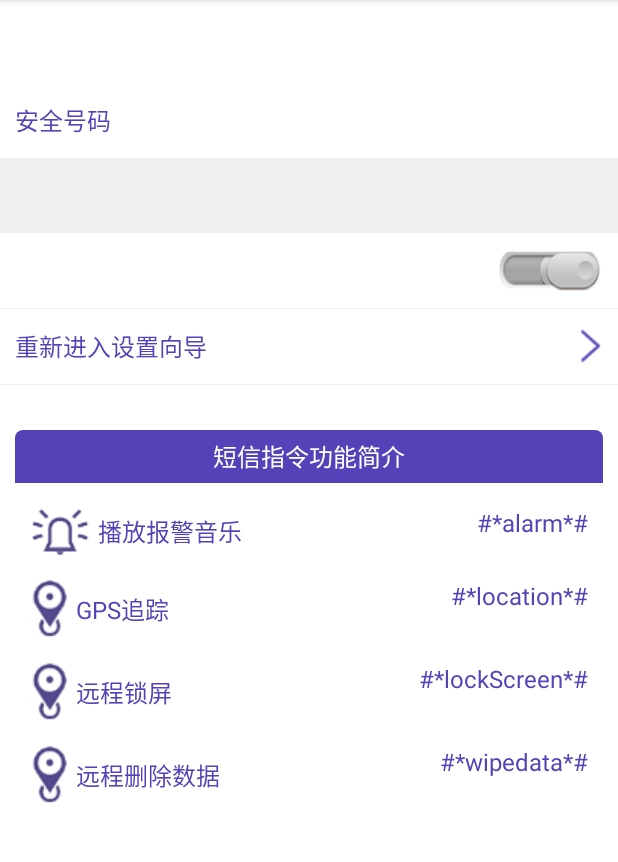
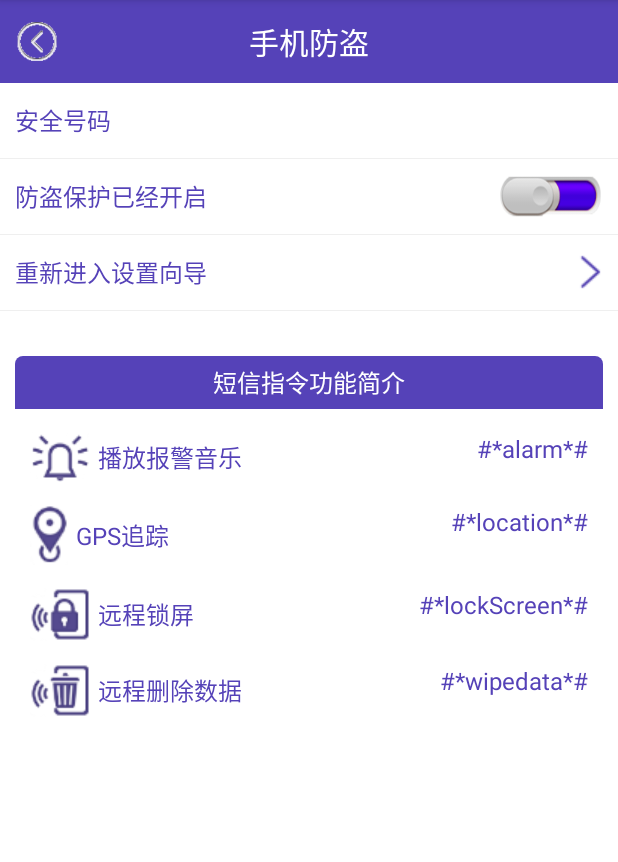
Before and after one commit to yangzi6666/MobileGuard, an Android app: the LostFindActivity screen opened directly, with no data from a screen before it, on a phone screen of 412 x 824 dp, the part 84-946 px from its top. Run offline under Robolectric (Android 15) with nearby library versions, the phone set to English and light mode, and no system bars; 1 statement that could not run was skipped.

Commit message:
手机防盗界面完善

```diff
--- a/app/src/main/java/cn/edu/gdmec/android/mobileguard/m2theftguard/LostFindActivity.java
+++ b/app/src/main/java/cn/edu/gdmec/android/mobileguard/m2theftguard/LostFindActivity.java
@@ -1,28 +1,89 @@
 package cn.edu.gdmec.android.mobileguard.m2theftguard;
 
 import android.content.Intent;
+import android.content.SharedPreferences;
 import android.os.Bundle;
 import android.support.v7.app.AppCompatActivity;
+import android.view.View;
+import android.widget.CompoundButton;
+import android.widget.ImageView;
+import android.widget.RelativeLayout;
+import android.widget.TextView;
+import android.widget.ToggleButton;
 
 import cn.edu.gdmec.android.mobileguard.R;
 
 /**
  * Created by Administrator on 2017/10/19.
  */
-
-public class LostFindActivity extends AppCompatActivity {
-    protected void onCreate(Bundle saveInstanceState){
-        super.onCreate(saveInstanceState);
+public class LostFindActivity extends AppCompatActivity implements View.OnClickListener{
+    private TextView mSafePhoneTV;
+    private RelativeLayout mInterSetupRL;
+    private SharedPreferences msharedPreferences;
+    private ToggleButton mToggleButton;
+    private TextView mProtectStatusTV;
+    @Override
+    protected void onCreate(Bundle savedInstanceState) {
+        super.onCreate(savedInstanceState);
         setContentView(R.layout.activity_lost_find);
-        startSetUp1Activity();
+        msharedPreferences = getSharedPreferences("config",MODE_PRIVATE);
+        if (!isSetUp()){
+            startSetUp1Activity();
+        }
+        initView();
+    }
+    private boolean isSetUp(){
+        return msharedPreferences.getBoolean("isSetUp",false);
     }
 
-    private void startSetUp1Activity() {
-
-        Intent intent  = new Intent(LostFindActivity.this,Setup1Activity.class);
+    private void initView(){
+        TextView mTitleTV = (TextView) findViewById(R.id.tv_title);
+        mTitleTV.setText("手机防盗");
+        ImageView mLeftImgv = (ImageView) findViewById(R.id.imgv_leftbtn);
+        mLeftImgv.setOnClickListener(this);
+        mLeftImgv.setImageResource(R.drawable.back);
+        findViewById(R.id.rl_titlebar).setBackgroundColor(getResources().getColor(R.color.purple));
+        mSafePhoneTV = (TextView) findViewById(R.id.tv_safephone);
+        mSafePhoneTV.setText(msharedPreferences.getString("safephone",""));
+        mToggleButton = (ToggleButton) findViewById(R.id.togglebtn_lostfind);
+        mInterSetupRL = (RelativeLayout) findViewById(R.id.rl_inter_setup_wizard);
+        mInterSetupRL.setOnClickListener(this);
+        mProtectStatusTV = (TextView) findViewById(R.id.tv_lostfind_protectstauts);
+        boolean protecting = msharedPreferences.getBoolean("protecting",true);
+        if (protecting){
+            mProtectStatusTV.setText("防盗保护已经开启");
+            mToggleButton.setChecked(true);
+        }else {
+            mProtectStatusTV.setText("防盗保护没有开启");
+            mToggleButton.setChecked(false);
+        }
+        mToggleButton.setOnCheckedChangeListener(new CompoundButton.OnCheckedChangeListener() {
+            @Override
+            public void onCheckedChanged(CompoundButton buttonView, boolean isChecked) {
+                if (isChecked){
+                    mProtectStatusTV.setText("防盗保护已经开启");
+                }else {
+                    mProtectStatusTV.setText("防盗保护没有开启");
+                }
+                SharedPreferences.Editor editor = msharedPreferences.edit();
+                editor.putBoolean("protecting",isChecked);
+                editor.commit();
+            }
+        });
+    }
+    private void startSetUp1Activity(){
+        Intent intent = new Intent(LostFindActivity.this,Setup1Activity.class);
         startActivity(intent);
         finish();
     }
-
-
+    public void onClick(View view){
+        switch (view.getId()){
+            case R.id.rl_inter_setup_wizard:
+                startSetUp1Activity();
+                break;
+            case R.id.imgv_leftbtn:
+                finish();
+                break;
+        }
+    }
 }
--- a/app/src/main/java/cn/edu/gdmec/android/mobileguard/m2theftguard/Setup1Activity.java
+++ b/app/src/main/java/cn/edu/gdmec/android/mobileguard/m2theftguard/Setup1Activity.java
@@ -16,7 +16,7 @@
         super.onCreate(saveInstanceState);
         setContentView(R.layout.activity_setup_1);
         //设置第一个小圆点的颜色
-        ((RadioButton)findViewById(R.id.rd_first)).setChecked(true);
+        ((RadioButton)findViewById(R.id.rb_first)).setChecked(true);
     }
     @Override
     public void showNext() {
--- a/app/src/main/java/cn/edu/gdmec/android/mobileguard/m2theftguard/Setup2Activity.java
+++ b/app/src/main/java/cn/edu/gdmec/android/mobileguard/m2theftguard/Setup2Activity.java
@@ -23,7 +23,7 @@
         super.onCreate(saveInstanceState);
         setContentView(R.layout.activity_setup_2);
         //设置第一个小圆点的颜色
-        ((RadioButton)findViewById(R.id.rd_second)).setChecked(true);
+        ((RadioButton)findViewById(R.id.rb_second)).setChecked(true);
         mTelephonyManager = (TelephonyManager) getSystemService(TELEPHONY_SERVICE);
         mBindsSIMBtn = (Button) findViewById(R.id.btn_bind_sim);
         mBindsSIMBtn.setOnClickListener(this);
--- a/app/src/main/java/cn/edu/gdmec/android/mobileguard/m2theftguard/utils/ContactInfoParser.java
+++ b/app/src/main/java/cn/edu/gdmec/android/mobileguard/m2theftguard/utils/ContactInfoParser.java
@@ -19,8 +19,8 @@
 public class ContactInfoParser {
     public static List<ContactInfo> getSystemContact(Context context){
         ContentResolver resolver = context.getContentResolver();
-        Uri uri = Uri.parse("contend://com.android.contacts/raw_contacts");
-        Uri datauri = Uri.parse("contend://com.android.contacts/data");
+        Uri uri = Uri.parse("content://com.android.contacts/raw_contacts");
+        Uri datauri = Uri.parse("content://com.android.contacts/data");
         List<ContactInfo> infos = new ArrayList<ContactInfo>();
         Cursor cursor = resolver.query(uri, new String[] { "contact_id" },null,null,null);
         while (cursor.moveToNext()) {
@@ -40,6 +40,7 @@
                         info.name = data1;
                     } else if ("vnd.android.cursor.item/phone_v2".equals(mimetype)) {
                         System.out.println("电话=" + data1);
+                        info.phone = data1;
                     }
                 }
                 if (TextUtils.isEmpty(info.name) && TextUtils.isEmpty(info.phone))
--- a/app/src/main/res/layout/activity_lost_find.xml
+++ b/app/src/main/res/layout/activity_lost_find.xml
@@ -28,7 +28,7 @@
     </RelativeLayout>
     <View
         android:layout_width="match_parent"
-        android:layout_height="50dp"
+        android:layout_height="1.0px"
         android:background="#10000000"/>
     <RelativeLayout
         android:layout_width="match_parent"
@@ -40,6 +40,7 @@
             android:layout_alignParentLeft="true"
             android:layout_centerVertical="true"
             android:layout_marginLeft="10dp"
+            android:text="防盗保护是否开启"
             android:textColor="@color/purple"  />
         <ToggleButton
             android:id="@+id/togglebtn_lostfind"
@@ -59,7 +60,7 @@
         android:background="#10000000" />
 
     <RelativeLayout
-        android:id="@+id/rl_intersetup_wizard"
+        android:id="@+id/rl_inter_setup_wizard"
         android:layout_width="match_parent"
         android:layout_height="50dp">
 
@@ -153,7 +154,7 @@
                 android:layout_alignParentLeft="true"
                 android:layout_centerVertical="true"
                 android:layout_marginLeft="10dp"
-                android:drawableLeft="@drawable/location_icon_small"
+                android:drawableLeft="@drawable/lock_screen_icon_small"
                 android:drawablePadding="5dp"
                 android:text="远程锁屏"
                 android:textColor="@color/purple"/>
@@ -173,7 +174,7 @@
                 android:layout_alignParentLeft="true"
                 android:layout_centerVertical="true"
                 android:layout_marginLeft="10dp"
-                android:drawableLeft="@drawable/location_icon_small"
+                android:drawableLeft="@drawable/delete_data_small"
                 android:drawablePadding="5dp"
                 android:text="远程删除数据"
                 android:textColor="@color/purple"/>
--- a/app/src/main/res/layout/item_list_contact_select.xml
+++ b/app/src/main/res/layout/item_list_contact_select.xml
@@ -29,6 +29,4 @@
 
 
 
-
-
 </RelativeLayout>
```
Also changed, not shown: app/src/main/AndroidManifest.xml (+31 -3 lines), app/src/main/java/cn/edu/gdmec/android/mobileguard/m1home/HomeActivity.java (+23 -0 lines), app/src/main/java/cn/edu/gdmec/android/mobileguard/m2theftguard/Setup3Activity.java (+7 -7 lines), app/src/main/java/cn/edu/gdmec/android/mobileguard/m2theftguard/Setup4Activity.java (+47 -12 lines), app/src/main/java/cn/edu/gdmec/android/mobileguard/m2theftguard/receiver/MyDeviceAdminReceiver.java (added, +17 -0 lines), app/src/main/java/cn/edu/gdmec/android/mobileguard/m2theftguard/receiver/SmsLostFindReceiver.java (added, +75 -0 lines), app/src/main/java/cn/edu/gdmec/android/mobileguard/m2theftguard/service/GPSLocationService.java (added, +88 -0 lines), app/src/main/res/layout/setup_radiogroup.xml (+4 -4 lines), app/src/main/res/xml/device_admin_sample.xml (added, +9 -0 lines), app/src/main/res/drawable/delete_data_small.png (added), app/src/main/res/drawable/lock_screen_icon_small.png (added), 1 other file.
